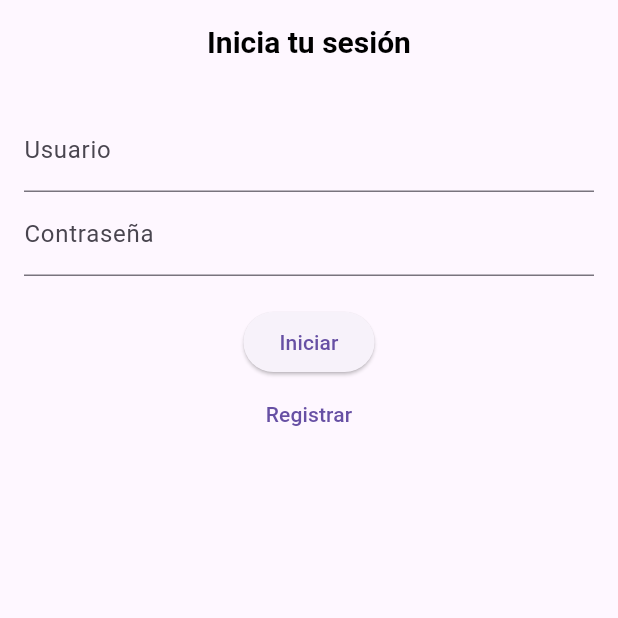
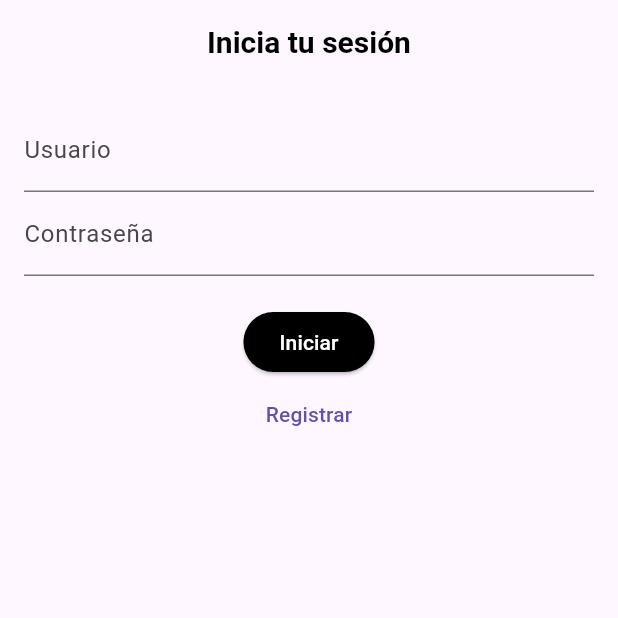
Before and after one commit to luissmga/Surmeti, a Flutter app: the screen it shows after launch, on a phone screen of 412 x 824 dp, the top half of it. Run offline on Flutter 3.47's test engine with Material 3 defaults, Android fonts, the phone set to English and light mode, and no system bars; our stand-ins replace cloud_firestore, firebase_core, flutter_local_notifications, local_auth; accounts and stored records are empty.

Commit message:
05 se modifico el codigo de main.dart, app_theme.dart y  ver_equipos_screen.dart

```diff
--- a/lib/main.dart
+++ b/lib/main.dart
@@ -6,7 +6,10 @@ import 'screens/splash_screen.dart';
 import 'screens/login_screen.dart';
 import 'screens/registration_screen.dart';
 import 'screens/welcome_screen.dart';
-
+import 'screens/ver_equipos_screen.dart';
+import 'screens/agregar_alerta_screen.dart';
+import 'screens/realizar_mantenimiento_screen.dart';
+import 'screens/realizar_validacion_screen.dart';
 
 void main() async {
   WidgetsFlutterBinding.ensureInitialized();
@@ -31,6 +34,10 @@ class MyApp extends StatelessWidget {
         '/login': (context) => LoginScreen(),
         '/register': (context) => RegistrationScreen(),
         '/welcome': (context) => const WelcomeScreen(),
+        '/ver_equipos': (context) => const VerEquiposScreen(),
+        '/agregar_alerta': (context) => AgregarAlertaScreen(),
+        '/realizar_mantenimiento': (context) => RealizarMantenimientoScreen(),
+        '/realizar_validacion': (context) => RealizarValidacionScreen(),
       },
     );
   }
--- a/lib/theme/app_theme.dart
+++ b/lib/theme/app_theme.dart
@@ -39,10 +39,21 @@ class AppTheme {
       ),
     );
   }
+
   static ThemeData get lightTheme {
     return ThemeData(
       primarySwatch: Colors.blue,
       visualDensity: VisualDensity.adaptivePlatformDensity,
+      elevatedButtonTheme: ElevatedButtonThemeData(
+        style: ElevatedButton.styleFrom(
+          foregroundColor: Colors.white,
+          backgroundColor: Colors.black, // Color del texto del botón
+        ),
+      ),
+      dividerTheme: const DividerThemeData(
+        color: Colors.purple,
+        thickness: 1,
+      ),
     );
   }
 }
```
Also changed, not shown: lib/screens/ver_equipos_screen.dart (+13 -34 lines).
